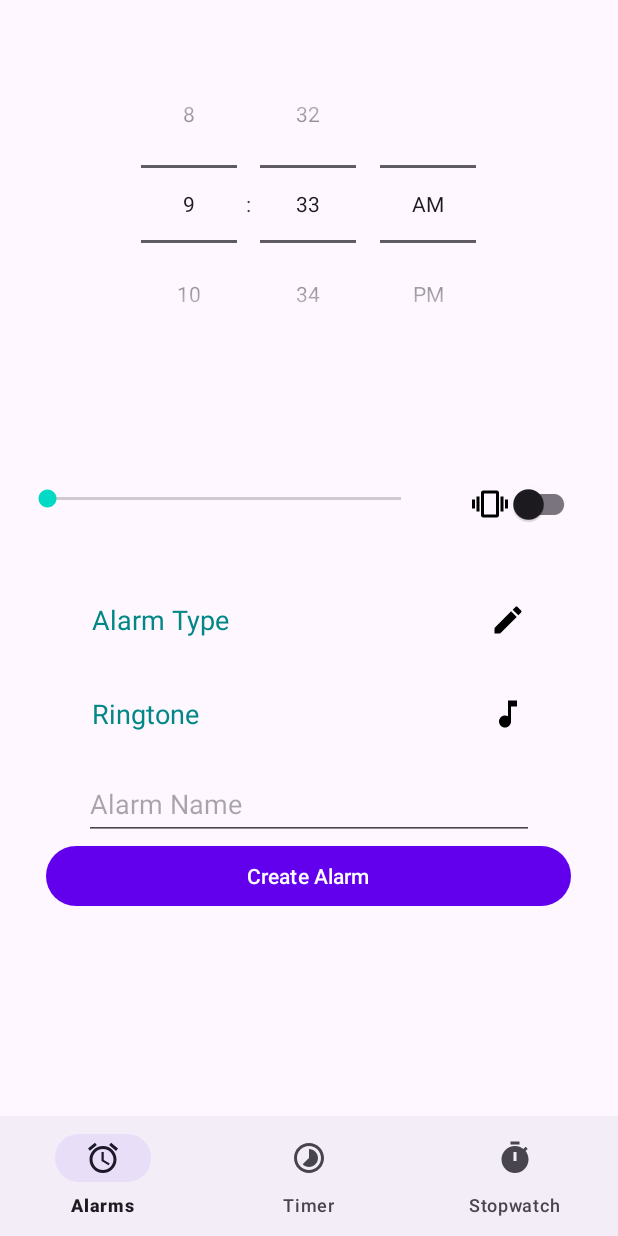
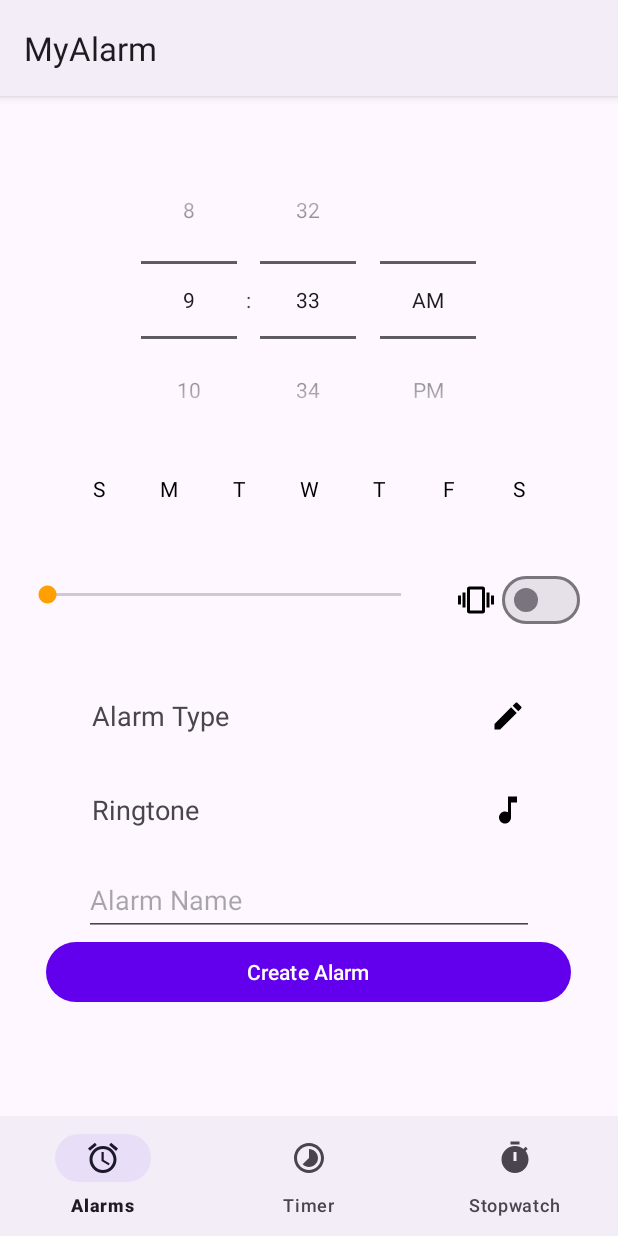
Before and after one commit to AlexF301/MyAlarm, an Android app: the AlarmFragment screen opened through its navigation route, on a phone screen of 412 x 824 dp. Run offline under Robolectric (Android 15) with nearby library versions, the phone set to English and light mode, and no system bars; our stand-ins replace Room's generated code.

Commit message:
added ability to select multiple days for alarm preference

```diff
--- a/app/src/main/AndroidManifest.xml
+++ b/app/src/main/AndroidManifest.xml
@@ -12,11 +12,11 @@
         android:roundIcon="@mipmap/ic_launcher_round"
         android:supportsRtl="true"
         android:theme="@style/Theme.MyAlarm"
-        tools:targetApi="31">
+        tools:targetApi="33">
         <activity
             android:name=".MainActivity"
             android:exported="true"
-            android:theme="@style/Theme.MyAlarm.NoActionBar">
+            android:theme="@style/Theme.MyAlarm">
             <intent-filter>
                 <action android:name="android.intent.action.MAIN" />
 
--- a/app/src/main/java/com/android/myalarm/AlarmFragment.kt
+++ b/app/src/main/java/com/android/myalarm/AlarmFragment.kt
@@ -1,12 +1,15 @@
 package com.android.myalarm
 
+import android.graphics.drawable.TransitionDrawable
 import android.os.Bundle
-import androidx.fragment.app.Fragment
 import android.view.LayoutInflater
 import android.view.View
 import android.view.ViewGroup
-import androidx.navigation.fragment.findNavController
+import android.widget.ToggleButton
+import androidx.fragment.app.Fragment
+import com.android.myalarm.databinding.DayPickerBinding
 import com.android.myalarm.databinding.FragmentAlarmBinding
+
 
 /**
  * A simple [Fragment] subclass as the second destination in the navigation.
@@ -16,7 +19,12 @@ class AlarmFragment : Fragment() {
     private var _binding: FragmentAlarmBinding? = null
 
     // This property is only valid between onCreateView and onDestroyView.
-    private val binding get() = _binding!!
+    private val binding: FragmentAlarmBinding
+        get() = checkNotNull(_binding) { getString(R.string.binding_failed) }
+
+    private var _daypickerbinding: DayPickerBinding? = null
+    private val dayPickerBinding: DayPickerBinding
+        get() = checkNotNull(_daypickerbinding) { getString(R.string.binding_failed) }
 
     override fun onCreateView(
         inflater: LayoutInflater, container: ViewGroup?,
@@ -24,7 +32,13 @@ class AlarmFragment : Fragment() {
     ): View {
 
         _binding = FragmentAlarmBinding.inflate(inflater, container, false)
+        _daypickerbinding = DayPickerBinding.inflate(inflater, container, false)
+
         return binding.root
+    }
+
+    override fun onViewCreated(view: View, savedInstanceState: Bundle?) {
+        super.onViewCreated(view, savedInstanceState)
 
     }
 
--- /dev/null
+++ b/app/src/main/res/drawable/button_selector_background.xml
@@ -0,0 +1,15 @@
+<?xml version="1.0" encoding="utf-8"?>
+<ripple xmlns:android="http://schemas.android.com/apk/res/android"
+    android:color="@color/silver">
+    <item android:id="@android:id/mask">
+        <shape android:shape="oval">
+            <solid android:color="?android:colorPrimary"/>
+        </shape>
+    </item>
+    <item>
+        <selector>
+            <item android:state_checked="true" android:drawable="@drawable/day_selector_background">
+            </item>
+        </selector>
+    </item>
+</ripple>
--- /dev/null
+++ b/app/src/main/res/drawable/day_selected_text_color.xml
@@ -0,0 +1,8 @@
+<?xml version="1.0" encoding="utf-8"?>
+<selector xmlns:android="http://schemas.android.com/apk/res/android">
+    <item android:state_checked="false"
+        android:color="@color/black"/>
+
+    <item android:state_checked="true"
+        android:color="@color/amber_700" />
+</selector>
--- /dev/null
+++ b/app/src/main/res/drawable/day_selector_background.xml
@@ -0,0 +1,7 @@
+<?xml version="1.0" encoding="utf-8"?>
+<shape xmlns:android="http://schemas.android.com/apk/res/android"
+    android:shape="oval">
+    <stroke
+        android:width="1dp"
+        android:color="@color/amber_700"/>
+</shape>
--- /dev/null
+++ b/app/src/main/res/drawable/ic_baseline_check_24.xml
@@ -0,0 +1,5 @@
+<vector android:height="24dp" android:tint="#000000"
+    android:viewportHeight="24" android:viewportWidth="24"
+    android:width="24dp" xmlns:android="http://schemas.android.com/apk/res/android">
+    <path android:fillColor="@android:color/white" android:pathData="M9,16.17L4.83,12l-1.42,1.41L9,19 21,7l-1.41,-1.41z"/>
+</vector>
--- /dev/null
+++ b/app/src/main/res/drawable/selected_background.xml
@@ -0,0 +1,4 @@
+<selector xmlns:android="http://schemas.android.com/apk/res/android">
+    <item android:drawable="@android:color/transparent" android:state_checked="false" />
+    <item android:drawable="@drawable/day_selector_background" android:state_checked="true" />
+</selector>
--- a/app/src/main/res/layout/alarm_item.xml
+++ b/app/src/main/res/layout/alarm_item.xml
@@ -24,12 +24,12 @@
             android:orientation="horizontal">
 
             <CheckBox
-                android:id="@+id/checkBox"
+                android:id="@+id/alarm_status_button"
                 android:layout_width="wrap_content"
                 android:layout_height="wrap_content" />
 
             <TextView
-                android:id="@+id/view_alarm_time"
+                android:id="@+id/alarm_time"
                 android:layout_width="match_parent"
                 android:layout_height="wrap_content"
                 android:layout_gravity="center_vertical"
@@ -39,7 +39,7 @@
         </LinearLayout>
 
         <TextView
-            android:id="@+id/alarm_type_show"
+            android:id="@+id/alarm_type"
             android:layout_width="match_parent"
             android:layout_height="wrap_content"
             android:layout_marginEnd="15sp"
--- /dev/null
+++ b/app/src/main/res/layout/day_picker.xml
@@ -0,0 +1,89 @@
+<?xml version="1.0" encoding="utf-8"?>
+<LinearLayout xmlns:android="http://schemas.android.com/apk/res/android"
+    xmlns:app="http://schemas.android.com/apk/res-auto"
+    xmlns:tools="http://schemas.android.com/tools"
+    android:layout_width="match_parent"
+    android:layout_height="match_parent"
+    android:gravity="center"
+    android:orientation="horizontal">
+
+    <ToggleButton
+        android:id="@+id/sunday"
+        style="@style/toggleButton"
+        android:layout_width="40dp"
+        android:layout_height="40dp"
+        android:layout_marginLeft="3dp"
+        android:layout_marginRight="3dp"
+        android:background="@drawable/button_selector_background"
+        android:textOff="@string/sunday"
+        android:textOn="@string/sunday"
+        android:clickable="true"
+        android:focusable="true" />
+
+    <ToggleButton
+        android:id="@+id/tL"
+        style="@style/toggleButton"
+        android:layout_width="40dp"
+        android:layout_height="40dp"
+        android:layout_marginLeft="3dp"
+        android:layout_marginRight="3dp"
+        android:background="@drawable/button_selector_background"
+        android:textOff="@string/monday"
+        android:textOn="@string/monday" />
+
+    <ToggleButton
+        android:id="@+id/tM"
+        style="@style/toggleButton"
+        android:layout_width="40dp"
+        android:layout_height="40dp"
+        android:layout_marginLeft="3dp"
+        android:layout_marginRight="3dp"
+        android:background="@drawable/button_selector_background"
+        android:textOff="@string/tuesday"
+        android:textOn="@string/tuesday"
+        tools:ignore="DuplicateSpeakableTextCheck" />
+
+    <ToggleButton
+        android:id="@+id/tMi"
+        style="@style/toggleButton"
+        android:layout_width="40dp"
+        android:layout_height="40dp"
+        android:layout_marginLeft="3dp"
+        android:layout_marginRight="3dp"
+        android:background="@drawable/button_selector_background"
+        android:textOff="@string/wednesday"
+        android:textOn="@string/wednesday" />
+
+    <ToggleButton
+        android:id="@+id/tJ"
+        style="@style/toggleButton"
+        android:layout_width="40dp"
+        android:layout_height="40dp"
+        android:layout_marginLeft="3dp"
+        android:layout_marginRight="3dp"
+        android:background="@drawable/selected_background"
+        android:textOff="@string/thursday"
+        android:textOn="@string/thursday" />
+
+    <ToggleButton
+        android:id="@+id/tV"
+        style="@style/toggleButton"
+        android:layout_width="40dp"
+        android:layout_height="40dp"
+        android:layout_marginLeft="3dp"
+        android:layout_marginRight="3dp"
+        android:background="@drawable/selected_background"
+        android:textOff="@string/friday"
+        android:textOn="@string/friday" />
+
+    <ToggleButton
+        android:id="@+id/tS"
+        style="@style/toggleButton"
+        android:layout_width="40dp"
+        android:layout_height="40dp"
+        android:layout_marginLeft="3dp"
+        android:layout_marginRight="3dp"
+        android:background="@drawable/selected_background"
+        android:textOff="@string/saturday"
+        android:textOn="@string/saturday" />
+</LinearLayout>
--- a/app/src/main/res/layout/fragment_alarm.xml
+++ b/app/src/main/res/layout/fragment_alarm.xml
@@ -10,10 +10,10 @@
     tools:context=".AlarmFragment">
 
     <TimePicker
-        android:layout_marginTop="30dp"
         android:id="@+id/time_picker"
         android:layout_width="wrap_content"
         android:layout_height="wrap_content"
+        android:layout_marginTop="30dp"
         android:timePickerMode="spinner"
         app:layout_constraintBottom_toBottomOf="parent"
         app:layout_constraintEnd_toEndOf="parent"
@@ -29,7 +29,11 @@
             android:layout_width="match_parent"
             android:layout_height="wrap_content">
 
-<!--            TODO: Add feature to select multiple days in week -->
+            <include
+                android:id="@+id/day_picker"
+                layout="@layout/day_picker"
+                android:layout_width="match_parent"
+                android:layout_height="wrap_content" />
 
             <androidx.appcompat.widget.AppCompatSeekBar
                 android:id="@+id/volume"
@@ -38,14 +42,15 @@
                 android:layout_marginStart="15sp"
                 android:layout_marginTop="70sp" />
 
-            <androidx.appcompat.widget.SwitchCompat
+            <com.google.android.material.materialswitch.MaterialSwitch
                 android:id="@+id/vibration_switch"
                 android:layout_width="wrap_content"
                 android:layout_height="wrap_content"
                 android:layout_gravity="end"
                 android:layout_marginTop="70sp"
                 android:layout_marginEnd="25sp"
-                android:drawableStart="@drawable/ic_baseline_vibration_24" />
+                android:drawableStart="@drawable/ic_baseline_vibration_24"
+                android:drawablePadding="5dp" />
 
             <TextView
                 android:id="@+id/select_alarm_type"
@@ -61,7 +66,6 @@
                 android:paddingStart="5sp"
                 android:paddingEnd="5sp"
                 android:text="@string/alarm_type"
-                android:textColor="?attr/colorSecondaryVariant"
                 android:textSize="18sp"
                 app:drawableEndCompat="@drawable/ic_baseline_edit_24" />
 
@@ -90,7 +94,6 @@
                 android:paddingStart="5sp"
                 android:paddingEnd="5sp"
                 android:text="@string/ringtone"
-                android:textColor="?attr/colorSecondaryVariant"
                 android:textSize="18sp"
                 app:drawableEndCompat="@drawable/ic_baseline_music_note_24" />
 
--- a/app/src/main/res/values-night/themes.xml
+++ b/app/src/main/res/values-night/themes.xml
@@ -1,12 +1,12 @@
 <resources xmlns:tools="http://schemas.android.com/tools">
     <!-- Base application theme. -->
-    <style name="Theme.MyAlarm" parent="Theme.MaterialComponents.DayNight.DarkActionBar">
+    <style name="Theme.MyAlarm" parent="Theme.Material3.Dark">
         <!-- Primary brand color. -->
         <item name="colorPrimary">@color/purple_200</item>
-        <item name="colorPrimaryVariant">@color/purple_700</item>
+        <item name="colorPrimaryVariant">@color/silver</item>
         <item name="colorOnPrimary">@color/black</item>
         <!-- Secondary brand color. -->
-        <item name="colorSecondary">@color/teal_200</item>
+        <item name="colorSecondary">@color/amber_700</item>
         <item name="colorSecondaryVariant">@color/teal_200</item>
         <item name="colorOnSecondary">@color/black</item>
         <!-- Status bar color. -->
--- a/app/src/main/res/values/colors.xml
+++ b/app/src/main/res/values/colors.xml
@@ -8,4 +8,5 @@
     <color name="black">#FF000000</color>
     <color name="white">#FFFFFFFF</color>
     <color name="silver">#C3B8B4</color>
+    <color name="amber_700">#FFA000</color>
 </resources>
--- a/app/src/main/res/values/strings.xml
+++ b/app/src/main/res/values/strings.xml
@@ -20,4 +20,12 @@
     <string name="timer">Timer</string>
     <string name="stopwatch">Stopwatch</string>
     <string name="fab_content_desc">Add Alarm</string>
+    <string name="binding_failed">Binding is null</string>
+    <string name="sunday">S</string>
+    <string name="monday">M</string>
+    <string name="tuesday">T</string>
+    <string name="wednesday">W</string>
+    <string name="thursday">T</string>
+    <string name="friday">F</string>
+    <string name="saturday">S</string>
 </resources>
--- a/app/src/main/res/values/themes.xml
+++ b/app/src/main/res/values/themes.xml
@@ -6,7 +6,7 @@
         <item name="colorPrimaryVariant">@color/silver</item>
         <item name="colorOnPrimary">@color/white</item>
         <!-- Secondary brand color. -->
-        <item name="colorSecondary">@color/teal_200</item>
+        <item name="colorSecondary">@color/amber_700</item>
         <item name="colorSecondaryVariant">@color/teal_700</item>
         <item name="colorOnSecondary">@color/black</item>
         <!-- Status bar color. -->
@@ -19,6 +19,17 @@
         <item name="windowNoTitle">true</item>
     </style>
 
+    <style name="Widget.Button.Toggle" parent="android:Widget">
+        <item name="android:background">@drawable/selected_background</item>
+    </style>
+
+    <style name="toggleButton" parent="Theme.MaterialComponents">
+        <!-- item circle perimeter becomes yellow -->
+        <item name="android:buttonStyleToggle">@style/Widget.Button.Toggle</item>
+        <!-- text color becomes yellow -->
+        <item name="android:textColor">@drawable/day_selected_text_color</item>
+    </style>
+
     <style name="Theme.MyAlarm.AppBarOverlay" parent="ThemeOverlay.AppCompat.Dark.ActionBar" />
 
     <style name="Theme.MyAlarm.PopupOverlay" parent="ThemeOverlay.AppCompat.Light" />
```
Also changed, not shown: app/src/main/java/com/android/myalarm/AlarmViewModel.kt (+20 -1 lines), app/src/main/java/com/android/myalarm/AlarmsListFragment.kt (+93 -53 lines), app/src/main/java/com/android/myalarm/database/Alarm.kt (+5 -7 lines), app/src/main/java/com/android/myalarm/database/MyAlarmDao.kt (+18 -29 lines), app/src/main/java/com/android/myalarm/database/MyAlarmRepository.kt (+14 -4 lines), app/src/main/res/layout/fragment_alarms_list.xml (+2 -7 lines).
